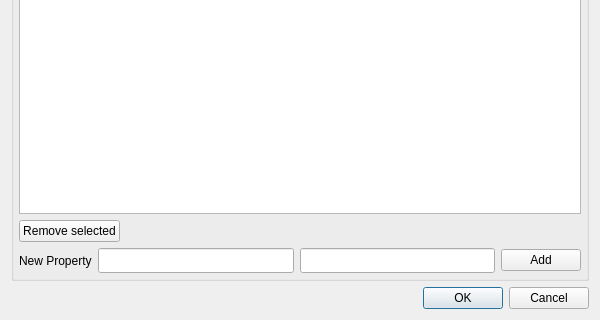
The window that src/forms/dialognodeedit.ui (socnetv/app) describes before a commit, drawn with Qt 5; both pictures show x 0 to 600 and y 230 to 550 of the 600 by 550 pixel window.
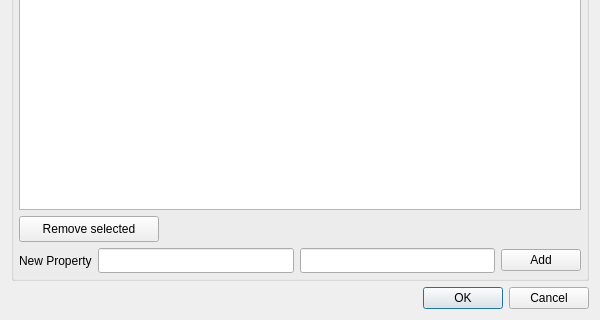
The same window after the commit.

Commit message: #130 & #96 - The latter is related to #130, but adds a lot more :) Let's work on the #130 first for v3.2, and we revisit this in subsequent releases

What changed in the file:
```diff
--- a/src/forms/dialognodeedit.ui
+++ b/src/forms/dialognodeedit.ui
@@ -233,6 +233,15 @@
             <verstretch>0</verstretch>
            </sizepolicy>
           </property>
+          <property name="minimumSize">
+           <size>
+            <width>140</width>
+            <height>26</height>
+           </size>
+          </property>
+          <property name="toolTip">
+           <string>&lt;html&gt;&lt;head/&gt;&lt;body&gt;&lt;p&gt;Click to remove the selected key-value attribute (you should have already clicked one!).&lt;/p&gt;&lt;/body&gt;&lt;/html&gt;</string>
+          </property>
           <property name="text">
            <string>Remove selected</string>
           </property>
```
Left out of the diff: 6 changed lines with no effect on the pictures.
